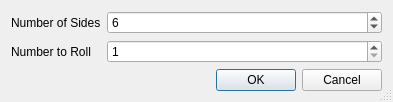
Qt form src/ui/menubar/rng/dicerolldialogue.ui (SquireTournamentServices/SquireDesktop) before a commit.
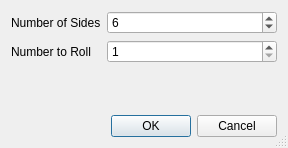
The same form after that commit.

Diff of the .ui file:
```diff
--- a/src/ui/menubar/rng/dicerolldialogue.ui
+++ b/src/ui/menubar/rng/dicerolldialogue.ui
@@ -6,8 +6,8 @@
    <rect>
     <x>0</x>
     <y>0</y>
-    <width>393</width>
-    <height>102</height>
+    <width>288</width>
+    <height>148</height>
    </rect>
   </property>
   <property name="windowTitle">
@@ -36,7 +36,7 @@
      </property>
     </widget>
    </item>
-   <item row="2" column="1">
+   <item row="3" column="1">
     <widget class="QDialogButtonBox" name="buttonBox">
      <property name="orientation">
       <enum>Qt::Horizontal</enum>
@@ -88,6 +88,19 @@
      </property>
     </widget>
    </item>
+   <item row="2" column="1">
+    <spacer name="verticalSpacer">
+     <property name="orientation">
+      <enum>Qt::Vertical</enum>
+     </property>
+     <property name="sizeHint" stdset="0">
+      <size>
+       <width>20</width>
+       <height>40</height>
+      </size>
+     </property>
+    </spacer>
+   </item>
   </layout>
  </widget>
  <resources/>
```
